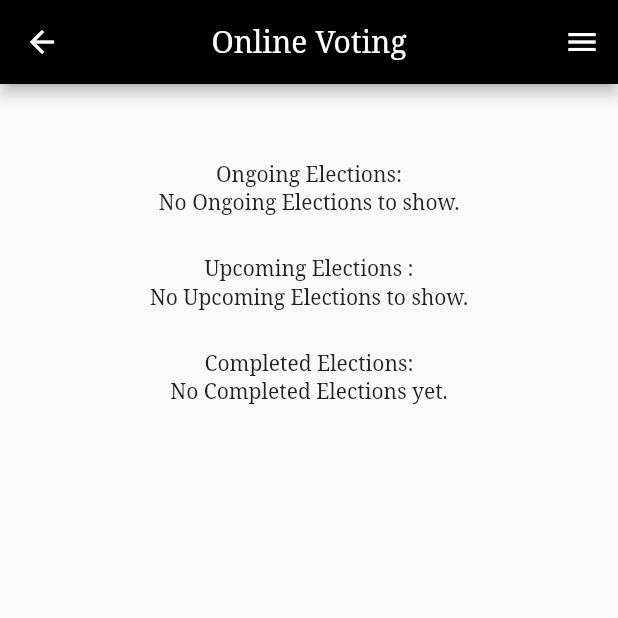
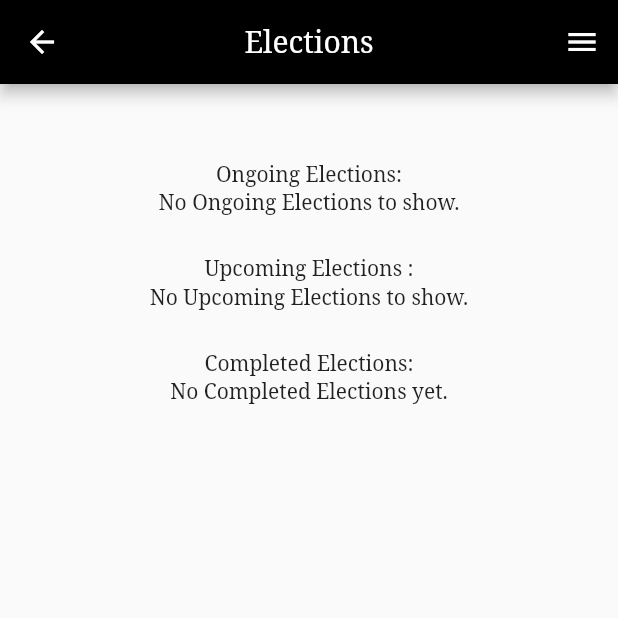
Before and after one commit to harshoo3/Online-Voting-Application, a Flutter app: the Elections screen opened directly with empty values, after a tap on the "menu" icon, after a tap on "Home", after a tap on "Elections", on a phone screen of 412 x 824 dp, the top half of it. Run offline on Flutter 3.47's test engine with Material 2 defaults, Android fonts, the phone set to English and light mode, and no system bars; our stand-ins replace cloud_firestore, date_field, firebase_auth, firebase_storage, flutter_spinkit, image_picker and 3 more; missing offline and left inert: flutter_statusbarcolor, smart_select; accounts and stored records are empty; statements that could not run were skipped.

```diff
--- a/lib/customWidgets/customClassesAndWidgets.dart
+++ b/lib/customWidgets/customClassesAndWidgets.dart
@@ -126,7 +126,7 @@ class _SmallTextFieldState extends State<SmallTextField> {
 Widget customAppBar({String title,BuildContext context}){
   return AppBar(
     backgroundColor: Colors.black,
-    title: Text('Online Voting'),
+    title: Text(title),
     centerTitle: true,
     leading: IconButton(
       icon: Icon(Icons.arrow_back, color: Colors.white),
--- a/lib/models/user.dart
+++ b/lib/models/user.dart
@@ -9,8 +9,8 @@ class User {
   String userType;
   String orgName;
   int electionCount;
-
-  User ({this.uid,this.email = '',this.name = '',this.dateOfBirth,this.mobileNo = '',this.userType = '',this.electionCount,this.orgName});
+  int totalVoters;
+  User ({this.uid,this.email = '',this.name = '',this.dateOfBirth,this.mobileNo = '',this.userType = '',this.electionCount,this.orgName,this.totalVoters});
 
   // void setDetails({String email ,String name, String password ,DateTime dateOfBirth}){
   //
--- a/lib/screens/authenticate/signUp.dart
+++ b/lib/screens/authenticate/signUp.dart
@@ -479,8 +479,8 @@ class _SignUpState extends State<SignUp> {
                           if(userType == 'org'){
                             orgName = name;
                           }
-                          dynamic result = await _auth.registerWithEmailAndPassword(email:email,password:password,name:name,dateOfBirth:dateOfBirth,mobileNo:mobileNo,userType:userType,orgName:orgName,electionCount:electionCount);
-                          if(result == null){
+                          await _auth.registerWithEmailAndPassword(email:email,password:password,name:name,dateOfBirth:dateOfBirth,mobileNo:mobileNo,userType:userType,orgName:orgName,electionCount:electionCount).then((value){
+                            if(value == null){
                               setState(() {
                                 loading = false;
                               });
@@ -497,6 +497,7 @@ class _SignUpState extends State<SignUp> {
                               });
                               Navigator.pop(context);
                             }
+                          });
                           // }else{
                           //   await result.sendEmailVerification();
                           // }
--- a/lib/screens/elections/candidates/electionScreenCan.dart
+++ b/lib/screens/elections/candidates/electionScreenCan.dart
@@ -210,7 +210,7 @@ class _ElectionScreenCanState extends State<ElectionScreenCan> {
                 },
               ),
             ),
-            ElectionScreenStats(election:election),
+            ElectionScreenStats(election:election,totalVoters: user.totalVoters,),
             hasRequested || electionKind!= 'upcoming'?SizedBox(): SizedBox(
               width: 300,
               child: FlatButton(
--- a/lib/screens/elections/elections.dart
+++ b/lib/screens/elections/elections.dart
@@ -1,13 +1,12 @@
 import 'package:flutter/material.dart';
 import 'package:online_voting/models/user.dart';
-import 'file:///C:/Users/harsh/AndroidStudioProjects/online_voting/lib/screens/elections/electionWidget.dart';
-import 'file:///C:/Users/harsh/AndroidStudioProjects/online_voting/lib/screens/elections/candidates/addManifesto.dart';
-import 'file:///C:/Users/harsh/AndroidStudioProjects/online_voting/lib/screens/elections/organisations/createElection.dart';
 import 'package:cloud_firestore/cloud_firestore.dart';
 import 'package:online_voting/models/electionClass.dart';
-import 'file:///C:/Users/harsh/AndroidStudioProjects/online_voting/lib/screens/sidebarAndScreens/sidebar.dart';
+import 'package:online_voting/screens/elections/electionWidget.dart';
+import 'package:online_voting/screens/elections/organisations/createElection.dart';
 import 'package:online_voting/screens/loading.dart';
 import 'package:online_voting/customWidgets/customClassesAndWidgets.dart';
+import 'package:online_voting/screens/sidebarAndScreens/sidebar.dart';
 // import 'dart:';
 class Elections extends StatefulWidget {
 
@@ -30,13 +29,9 @@ class _ElectionsState extends State<Elections> {
 
 
   Future<void> getElectionDetails()async{
-    await Firestore.instance
-      .collection('Elections')
-        .document(user.orgName)
-        .get()
-        .then((value) {
+    await Firestore.instance.collection('Elections').document(user.orgName).get().then((value) {
           // print(value.data.keys);
-
+      try{
         value.data.keys.forEach((element) {
           indicesList.add(element);
         });
@@ -70,6 +65,9 @@ class _ElectionsState extends State<Elections> {
           }else{
             ongoingELectionList.add(electionList[i]);
           }
+        }
+      }catch(e){
+        print(e);
       }
       setState(() {
         detailsFetched = true;
--- a/lib/screens/elections/organisations/electionScreenOrg.dart
+++ b/lib/screens/elections/organisations/electionScreenOrg.dart
@@ -92,7 +92,7 @@ class _ElectionScreenOrgState extends State<ElectionScreenOrg> {
           }
         });
       setState(() {
-      detailsFetched = true;
+        detailsFetched = true;
       });
   }
 
@@ -133,7 +133,7 @@ class _ElectionScreenOrgState extends State<ElectionScreenOrg> {
               ),
             ),
             SizedBox(height: 25,),
-            Center(child: ElectionScreenStats(election:election)),
+            ElectionScreenStats(election:election,totalVoters: user.totalVoters,),
             SizedBox(height: 25,),
             Text('Requests'),
             noRequests || requestCandidateList.length==0?Text('No candidate requests pending.'):SizedBox(),
--- a/lib/screens/elections/voters/electionScreenVot.dart
+++ b/lib/screens/elections/voters/electionScreenVot.dart
@@ -159,7 +159,7 @@ class _ElectionScreenVotState extends State<ElectionScreenVot> {
               ),
             ),
             SizedBox(height: 25,),
-            ElectionScreenStats(election:election),
+            ElectionScreenStats(election:election,totalVoters: user.totalVoters,),
             SizedBox(height: 25,),
             Text('Candidates'),
             !noCandidates?SizedBox():Text('No candidates yet.'),
--- a/lib/screens/home/home.dart
+++ b/lib/screens/home/home.dart
@@ -37,12 +37,8 @@ class _HomeState extends State<Home> {
    // print(currUser.isEmailVerified);
    //  print(user.email);
     print(currUser.email);
-    Firestore.instance
-        .collection('dataset')
-        .document(currUser.email)
-        .get()
-        .then((value) {
-          print(value.data['userType'].toString());
+    await Firestore.instance.collection('dataset').document(currUser.email).get().then((value) {
+      print(value.data['userType'].toString());
       setState(() {
         user= User(
             userType:value.data['userType'].toString(),
@@ -55,8 +51,15 @@ class _HomeState extends State<Home> {
         );
         loading = false;
       });
+      return user.orgName;
+    }).then((value)async{
+      await Firestore.instance.collection('Elections').document(value).get().then((val)async{
+        setState(() {
+          user.totalVoters = val.data['totalVoters'];
+        });
+        print(user.totalVoters);
+      });
     });
-   // print(user.email);
   }
 
   @override
--- a/lib/screens/sidebarAndScreens/sidebar.dart
+++ b/lib/screens/sidebarAndScreens/sidebar.dart
@@ -23,7 +23,7 @@ class SideDrawer extends StatelessWidget {
               DrawerHeader(
                 child: Center(
                   child: Text(
-                    'Hey there, fellow Voter!',
+                    'Hey there!',
                     textAlign: TextAlign.center,
                     style: TextStyle(color: Colors.white, fontSize: 25),
                   ),
```
Also changed, not shown: lib/screens/elections/countdown.dart (+8 -8 lines), lib/screens/elections/electionScreenStats.dart (+67 -62 lines), lib/screens/elections/electionWidget.dart (+13 -10 lines), lib/services/database.dart (+15 -3 lines). Lines whose indentation alone changed are shown as unchanged.
